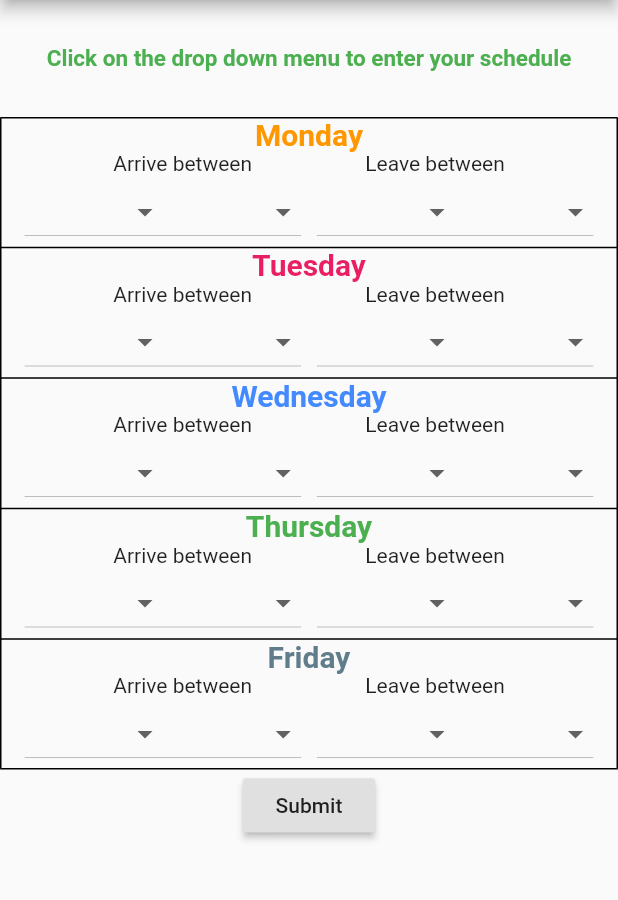
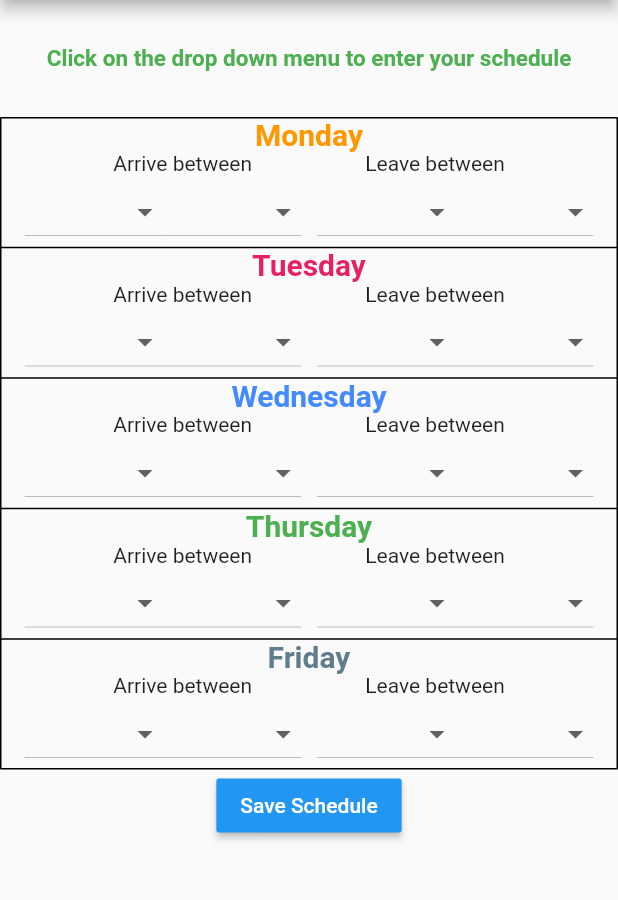
Before and after one commit to TylerCarberry/RowanRideshare, a Flutter app: the InitialScheduleForm screen opened directly, on a phone screen of 412 x 824 dp, the part 84-984 px from its top. Run offline on Flutter 3.47's test engine with Material 2 defaults, Android fonts, the light colour scheme and no system bars; our stand-ins replace firebase_auth, google_sign_in, shared_preferences; missing offline and left inert: map_view; accounts and stored records are empty; network calls fail.

Commit message:
Changed all the button colors to blue background and white text color Changed some button names to make their names more meaningful

```diff
--- a/ruber/lib/RideScreen.dart
+++ b/ruber/lib/RideScreen.dart
@@ -51,6 +51,8 @@ class _gtr extends State<launchRideScreen> {
             ),
             RaisedButton(
               child: Text('Find Rides!'),
+              color: Colors.blue,
+              textColor: Colors.white,
               onPressed: () {
                 saveRadius(radius);
                 Navigator.push(
--- a/ruber/lib/editschedule.dart
+++ b/ruber/lib/editschedule.dart
@@ -1483,6 +1483,8 @@ class _MyScheduleForm extends State<ScheduleForm> {
                     ]),
                 RaisedButton(
                     child: Text("Submit"),
+                    color: Colors.blue,
+                    textColor: Colors.white,
                     onPressed: () {
                       if (getScheduleMapMonday().toString().contains("0000", 0) ||
                           getScheduleMapMonday() == "") {
--- a/ruber/lib/initialaddaddress.dart
+++ b/ruber/lib/initialaddaddress.dart
@@ -237,7 +237,9 @@ class _MyAddressForm extends State<InitialAddressForm> {
             Container(
                 margin: EdgeInsets.only(top: 40.0, left: 70.0, right: 70.0),
                 child: RaisedButton(
-                  child: Text('Save Changes'),
+                  color: Colors.blue,
+                  textColor: Colors.white,
+                  child: Text('Save Address'),
                   onPressed: () {
                     // TODO: Fix the capture of fields -- current output is null201 mullica Hill roadglassboro08043NJ
 
--- a/ruber/lib/initialeditschedule.dart
+++ b/ruber/lib/initialeditschedule.dart
@@ -1551,7 +1551,9 @@ class _MyScheduleForm extends State<InitialScheduleForm> {
                   // ================== FRIDAY END ==================== //
                 ]),
             RaisedButton(
-              child: Text("Submit"),
+              color: Colors.blue,
+              textColor: Colors.white,
+              child: Text("Save Schedule"),
               onPressed: () {
                 if (getScheduleMapMonday().toString().contains("0000", 0) ||
                     getScheduleMapMonday() == "") {
--- a/ruber/lib/matches_screen.dart
+++ b/ruber/lib/matches_screen.dart
@@ -126,6 +126,8 @@ class matchesScreenState extends State<matchesScreen> {
                   margin: EdgeInsets.only(top: 20.0),
                   child: Center(
                       child: RaisedButton(
+                        color: Colors.blue,
+                textColor: Colors.white,
                 child: Text('Send Ride Request!'),
                         onPressed: () {
                   //create new chatroom
--- a/ruber/lib/profile.dart
+++ b/ruber/lib/profile.dart
@@ -340,6 +340,8 @@ class ProfileScreen extends StatelessWidget {
               mainAxisAlignment: MainAxisAlignment.center,
               children: <Widget>[
                 RaisedButton(
+                  color: Colors.blue,
+                  textColor: Colors.white,
                   padding: EdgeInsets.all(5.0),
                   child: Text('Edit Address'),
                   onPressed: () {
@@ -348,6 +350,8 @@ class ProfileScreen extends StatelessWidget {
                   },
                 ),
                 RaisedButton(
+                  color: Colors.blue,
+                  textColor: Colors.white,
                   padding: EdgeInsets.all(5.0),
                   child: Text('Edit Schedule'),
                   onPressed: () {
@@ -503,6 +507,8 @@ class _MyAddressForm extends State<AddressForm> {
             Container(
                 margin: EdgeInsets.only(top: 40.0, left: 70.0, right: 70.0),
                 child: RaisedButton(
+                  color: Colors.blue,
+                  textColor: Colors.white,
                   child: Text('Save Changes'),
                   onPressed: () {
                     if (streetNameController.text.isEmpty != true) {
```
Also changed, not shown: ruber/lib/Main.dart (+1 -7 lines).
